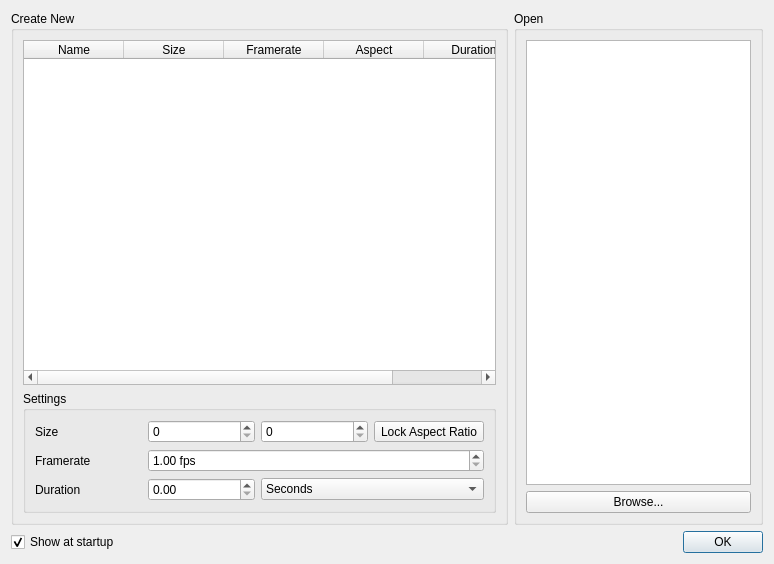
This is src/gui/widgets/dialogs/startup_dialog.ui in mbasaglia/glaxnimate as Qt 5 draws it before an edit. The edited form follows.
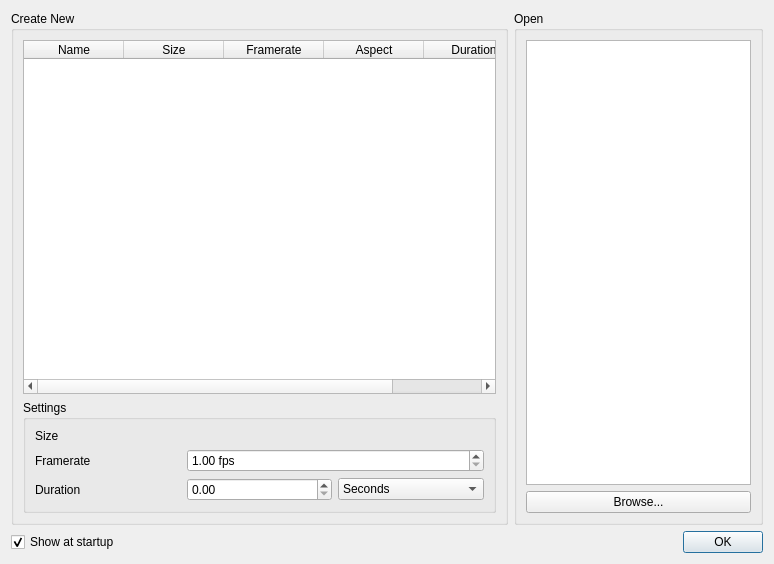
This is the edited form. Icons and pictures are not drawn. Custom widgets are drawn as their Qt base class.

Commit message: Lock ratio

Diff of the .ui file:
```diff
--- a/src/gui/widgets/dialogs/startup_dialog.ui
+++ b/src/gui/widgets/dialogs/startup_dialog.ui
@@ -69,13 +69,6 @@
            <string>Settings</string>
           </property>
           <layout class="QGridLayout" name="gridLayout">
-           <item row="0" column="1">
-            <widget class="QSpinBox" name="spin_width">
-             <property name="maximum">
-              <number>9999</number>
-             </property>
-            </widget>
-           </item>
            <item row="2" column="0">
             <widget class="QLabel" name="label_3">
              <property name="text">
@@ -97,48 +90,17 @@
              </property>
             </widget>
            </item>
-           <item row="0" column="2">
-            <widget class="QSpinBox" name="spin_height">
+           <item row="2" column="1">
+            <widget class="QDoubleSpinBox" name="spin_duration">
              <property name="maximum">
-              <number>9999</number>
+              <double>9999.989999999999782</double>
              </property>
             </widget>
            </item>
-           <item row="0" column="3">
-            <widget class="QToolButton" name="check_size_aspect">
-             <property name="toolTip">
-              <string>Lock Aspect Ratio</string>
-             </property>
-             <property name="text">
-              <string>Lock Aspect Ratio</string>
-             </property>
-             <property name="icon">
-              <iconset theme="object-unlocked">
-               <normaloff>.</normaloff>.</iconset>
-             </property>
-             <property name="checkable">
-              <bool>true</bool>
-             </property>
-            </widget>
+           <item row="0" column="1" colspan="2">
+            <widget class="Spin2D" name="spin_size" native="true"/>
            </item>
-           <item row="2" column="2" colspan="2">
-            <widget class="QComboBox" name="combo_time_units">
-             <property name="currentIndex">
-              <number>1</number>
-             </property>
-             <item>
-              <property name="text">
-               <string>Frames</string>
-              </property>
-             </item>
-             <item>
-              <property name="text">
-               <string>Seconds</string>
-              </property>
-             </item>
-            </widget>
-           </item>
-           <item row="1" column="1" colspan="3">
+           <item row="1" column="1" colspan="2">
             <widget class="QDoubleSpinBox" name="spin_fps">
              <property name="suffix">
               <string> fps</string>
@@ -151,11 +113,21 @@
              </property>
             </widget>
            </item>
-           <item row="2" column="1">
-            <widget class="QDoubleSpinBox" name="spin_duration">
-             <property name="maximum">
-              <double>9999.989999999999782</double>
+           <item row="2" column="2">
+            <widget class="QComboBox" name="combo_time_units">
+             <property name="currentIndex">
+              <number>1</number>
              </property>
+             <item>
+              <property name="text">
+               <string>Frames</string>
+              </property>
+             </item>
+             <item>
+              <property name="text">
+               <string>Seconds</string>
+              </property>
+             </item>
             </widget>
            </item>
           </layout>
@@ -212,6 +184,14 @@
    </item>
   </layout>
  </widget>
+ <customwidgets>
+  <customwidget>
+   <class>Spin2D</class>
+   <extends>QWidget</extends>
+   <header>widgets/spin2d.hpp</header>
+   <container>1</container>
+  </customwidget>
+ </customwidgets>
  <resources/>
  <connections>
   <connection>
```
The commit also changes 3 other files.
